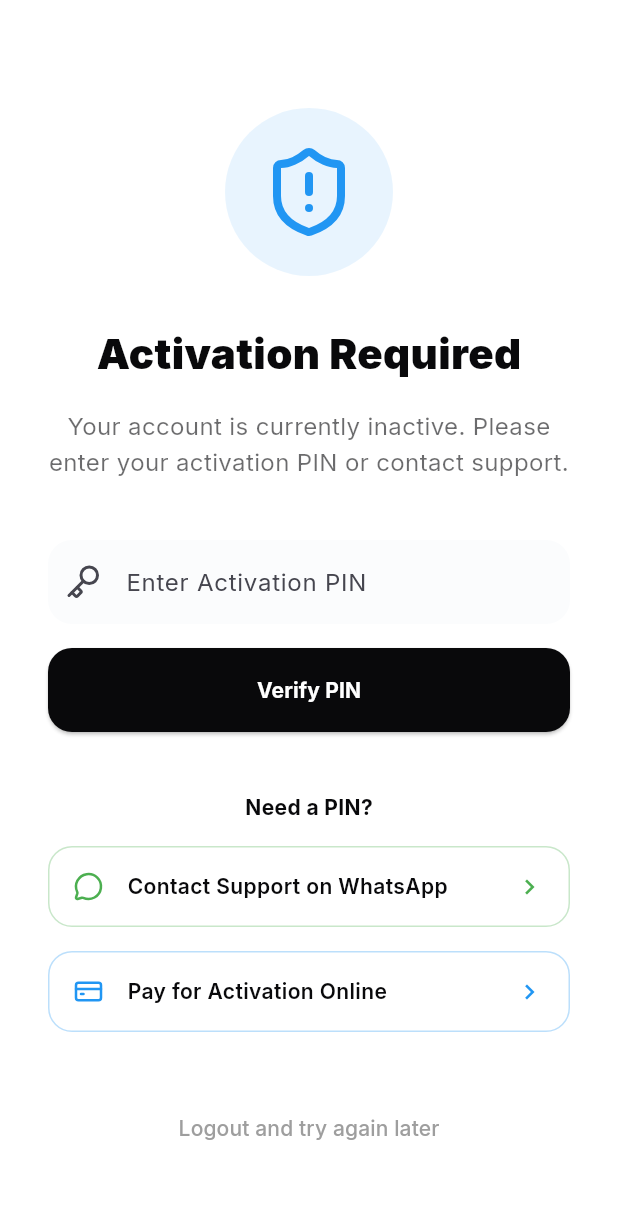
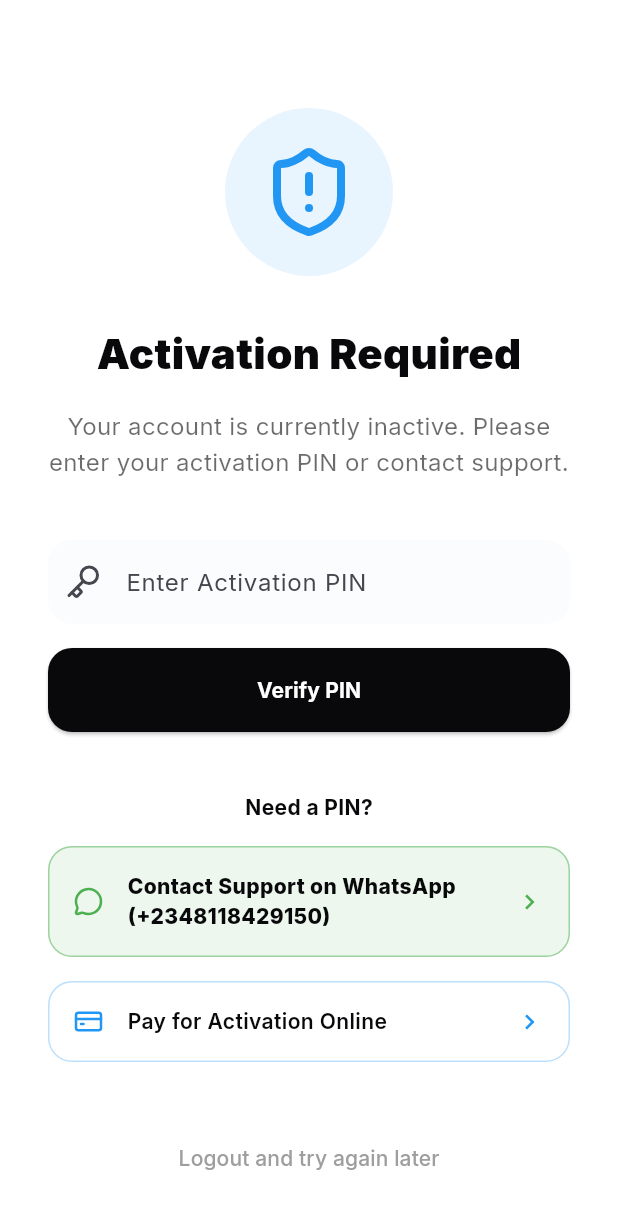
Before and after one commit to successugochukwuchi-ux/pantheon, a Flutter app: the screen it shows once a user with an empty profile is signed in, after a tap on "Verify PIN", on a phone screen of 412 x 824 dp. Shown: the top 1209 px of the screen. Run offline on Flutter 3.47's test engine with Material 3 defaults, Android fonts, the phone set to English and light mode, and no system bars; our stand-ins replace cached_network_image, cloud_firestore, firebase_auth, firebase_core, flutter_colorpicker, google_fonts and 2 more; missing offline and left inert: flutter_windowmanager; accounts and stored records are empty.

Commit message:
feat: Improve activation flow and content scanning
Refactors the app's authentication and content loading mechanisms.

- Updates Firebase configuration with actual API keys.
- Enhances `AuthProvider` to correctly manage user profile loading states and errors.
- Modifies `AuthWrapper` to better handle navigation to the `ActivateScreen` or `DashboardScreen` based on profile activation status, removing the hardcoded email bypass.
- Renames "Punch Notes" to "Content Scanner" and updates its functionality to better reflect scanning and syncing content.
- Renames CBT questions collection to "questions" and lecture notes collection to "notes" for better organization and consistency.
- Introduces a simulated scan effect and precaching of images in `LectureNotesScreen` for improved user experience during content sync.
- Adjusts the navigation after registration to return to the `AuthWrapper` for proper flow.
- Implements offline saving and precaching of notes for offline viewing.

```diff
--- a/pantheon_flutter/lib/main.dart
+++ b/pantheon_flutter/lib/main.dart
@@ -22,12 +22,12 @@ void main() async {
 
   await Firebase.initializeApp(
     options: const FirebaseOptions(
-      apiKey: "YOUR_API_KEY",
-      authDomain: "YOUR_AUTH_DOMAIN",
-      projectId: "YOUR_PROJECT_ID",
-      storageBucket: "YOUR_STORAGE_BUCKET",
-      messagingSenderId: "YOUR_MESSAGING_SENDER_ID",
-      appId: "YOUR_APP_ID",
+      apiKey: "AIzaSyDUG_Wkvbt_HntxQ9zDSo6eTjkUFMH_mRM",
+      authDomain: "pantheon-study.firebaseapp.com",
+      projectId: "pantheon-study",
+      storageBucket: "pantheon-study.firebasestorage.app",
+      messagingSenderId: "956262652054",
+      appId: "1:956262652054:web:0b55eee49ede84ecddcab7",
     ),
   );
   runApp(const PantheonApp());
@@ -86,8 +86,17 @@ class AuthWrapper extends StatelessWidget {
 
     if (authProvider.user != null) {
       final profile = authProvider.profile;
+
+      // If profile is still loading or null, show loading
+      if (profile == null) {
+        return const Scaffold(
+          body: Center(child: CircularProgressIndicator()),
+        );
+      }
+
       // If profile exists but is not activated, show activation screen
-      if (profile != null && profile['isActivated'] == false && profile['email'] != 'successugochukwuchi@gmail.com') {
+      // We removed the hardcoded email bypass so the user can test the activation flow
+      if (profile['isActivated'] == false) {
         return const ActivateScreen();
       }
       return const DashboardScreen();
--- a/pantheon_flutter/lib/providers/auth_provider.dart
+++ b/pantheon_flutter/lib/providers/auth_provider.dart
@@ -28,6 +28,9 @@ class AuthProvider with ChangeNotifier {
   }
 
   void _listenToProfile(String uid) {
+    _isLoading = true; // Ensure loading is true when starting to listen
+    notifyListeners();
+
     _db.collection('users').doc(uid).snapshots().listen((snapshot) {
       if (snapshot.exists) {
         _profile = snapshot.data();
@@ -37,6 +40,7 @@ class AuthProvider with ChangeNotifier {
       _isLoading = false;
       notifyListeners();
     }, onError: (e) {
+      _profile = null;
       _isLoading = false;
       notifyListeners();
     });
--- a/pantheon_flutter/lib/screens/activate_screen.dart
+++ b/pantheon_flutter/lib/screens/activate_screen.dart
@@ -39,9 +39,9 @@ class _ActivateScreenState extends State<ActivateScreen> {
 
       if (uid == null) return;
 
-      // Check if PIN exists in an 'activation_pins' collection
+      // Check if PIN exists in an 'activationCodes' collection
       final pinDoc = await FirebaseFirestore.instance
-          .collection('activation_pins')
+          .collection('activationCodes')
           .doc(_pinController.text.trim())
           .get();
 
@@ -146,9 +146,10 @@ class _ActivateScreenState extends State<ActivateScreen> {
               const SizedBox(height: 16),
               _buildActionTile(
                 LucideIcons.messageCircle,
-                'Contact Support on WhatsApp',
+                'Contact Support on WhatsApp (+2348118429150)',
                 _launchWhatsApp,
                 Colors.green,
+                isPrimary: true,
               ),
               const SizedBox(height: 16),
               _buildActionTile(
@@ -170,20 +171,21 @@ class _ActivateScreenState extends State<ActivateScreen> {
     );
   }
 
-  Widget _buildActionTile(IconData icon, String text, VoidCallback onTap, Color color) {
+  Widget _buildActionTile(IconData icon, String text, VoidCallback onTap, Color color, {bool isPrimary = false}) {
     return InkWell(
       onTap: onTap,
       child: Container(
         padding: const EdgeInsets.all(16),
         decoration: BoxDecoration(
-          border: Border.all(color: color.withOpacity(0.3)),
+          color: isPrimary ? color.withOpacity(0.1) : null,
+          border: Border.all(color: color.withOpacity(isPrimary ? 0.5 : 0.3)),
           borderRadius: BorderRadius.circular(16),
         ),
         child: Row(
           children: [
             Icon(icon, size: 20, color: color),
             const SizedBox(width: 16),
-            Expanded(child: Text(text, style: const TextStyle(fontSize: 14, fontWeight: FontWeight.w600))),
+            Expanded(child: Text(text, style: TextStyle(fontSize: 14, fontWeight: isPrimary ? FontWeight.w800 : FontWeight.w600))),
             Icon(Icons.chevron_right, size: 20, color: color),
           ],
         ),
--- a/pantheon_flutter/lib/screens/cbt_practice_screen.dart
+++ b/pantheon_flutter/lib/screens/cbt_practice_screen.dart
@@ -23,7 +23,7 @@ class _CBTPracticeScreenState extends State<CBTPracticeScreen> {
         title: const Text('CBT Practice'),
       ),
       body: StreamBuilder<QuerySnapshot>(
-        stream: _db.collection('cbt_questions').snapshots(),
+        stream: _db.collection('questions').snapshots(),
         builder: (context, snapshot) {
           if (snapshot.hasError) {
             return Center(child: Text('Error: ${snapshot.error}'));
--- a/pantheon_flutter/lib/screens/dashboard_screen.dart
+++ b/pantheon_flutter/lib/screens/dashboard_screen.dart
@@ -124,7 +124,7 @@ class _DashboardScreenState extends State<DashboardScreen> {
               children: [
                 _buildMenuCard(context, 'Lecture Notes', LucideIcons.bookOpen, Colors.blue, '/lecture-notes'),
                 _buildMenuCard(context, 'CBT Practice', LucideIcons.cpu, Colors.purple, '/cbt'),
-                _buildMenuCard(context, 'Punch Notes', LucideIcons.calculator, Colors.green, '/lecture-notes'),
+                _buildMenuCard(context, 'Content Scanner', LucideIcons.refreshCw, Colors.green, '/lecture-notes'),
                 _buildMenuCard(context, 'News Board', LucideIcons.newspaper, Colors.orange, '/lecture-notes'),
               ],
             ),
@@ -165,11 +165,10 @@ class _DashboardScreenState extends State<DashboardScreen> {
           _buildDrawerItem(context, 'Settings', LucideIcons.settings, '/settings'),
           ListTile(
             leading: const Icon(LucideIcons.refreshCw),
-            title: const Text('Sync Content'),
+            title: const Text('Content Scanner (Sync)'),
             onTap: () {
               Navigator.pop(context);
               Navigator.pushNamed(context, '/lecture-notes');
-              // The LectureNotesScreen automatically syncs or has a sync button
             },
           ),
           const Spacer(),
--- a/pantheon_flutter/lib/screens/register_screen.dart
+++ b/pantheon_flutter/lib/screens/register_screen.dart
@@ -52,7 +52,8 @@ class _RegisterScreenState extends State<RegisterScreen> {
         });
 
         if (mounted) {
-          Navigator.pushReplacementNamed(context, '/dashboard');
+          // Navigate back to AuthWrapper (home) to let it decide where to go (Dashboard or Activate)
+          Navigator.of(context).pushNamedAndRemoveUntil('/', (route) => false);
         }
       }
     } catch (e) {
--- a/pantheon_flutter/lib/screens/search_results_screen.dart
+++ b/pantheon_flutter/lib/screens/search_results_screen.dart
@@ -15,7 +15,7 @@ class SearchResultsScreen extends StatelessWidget {
         title: Text('Results for "$query"'),
       ),
       body: StreamBuilder<QuerySnapshot>(
-        stream: FirebaseFirestore.instance.collection('lecture_notes').snapshots(),
+        stream: FirebaseFirestore.instance.collection('notes').snapshots(),
         builder: (context, snapshot) {
           if (snapshot.connectionState == ConnectionState.waiting) {
             return const Center(child: CircularProgressIndicator());
```
Also changed, not shown: pantheon_flutter/lib/screens/lecture_notes_screen.dart (+20 -4 lines).
